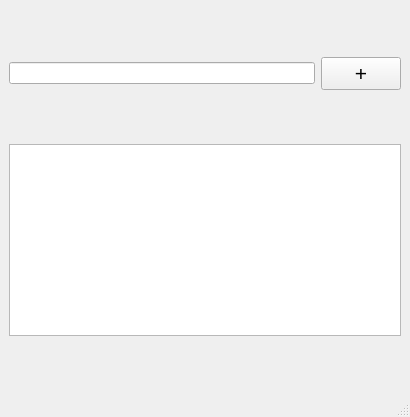
Old version of the form GUI/Assignment 22/main_window.ui in the repository Moein-Moatali-2006/Pylearn7.
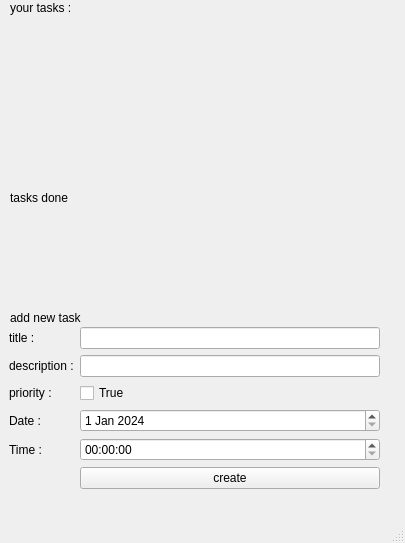
New version of the form.

```diff
--- a/GUI/Assignment 22/main_window.ui
+++ b/GUI/Assignment 22/main_window.ui
@@ -2,65 +2,177 @@
 <ui version="4.0">
  <class>MainWindow</class>
  <widget class="QMainWindow" name="MainWindow">
+  <property name="enabled">
+   <bool>true</bool>
+  </property>
   <property name="geometry">
    <rect>
     <x>0</x>
     <y>0</y>
-    <width>410</width>
-    <height>417</height>
+    <width>405</width>
+    <height>543</height>
    </rect>
   </property>
   <property name="windowTitle">
    <string>MainWindow</string>
   </property>
   <widget class="QWidget" name="centralwidget">
-   <layout class="QVBoxLayout" name="verticalLayout">
-    <item>
-     <layout class="QGridLayout" name="gl_tasks"/>
-    </item>
-    <item>
-     <layout class="QHBoxLayout" name="horizontalLayout">
-      <item>
-       <widget class="QLineEdit" name="tb_new_task_title">
-        <property name="sizePolicy">
-         <sizepolicy hsizetype="Preferred" vsizetype="Fixed">
-          <horstretch>0</horstretch>
-          <verstretch>0</verstretch>
-         </sizepolicy>
-        </property>
-       </widget>
-      </item>
-      <item>
-       <widget class="QPushButton" name="btn_new_task">
-        <property name="sizePolicy">
-         <sizepolicy hsizetype="Maximum" vsizetype="Fixed">
-          <horstretch>0</horstretch>
-          <verstretch>0</verstretch>
-         </sizepolicy>
-        </property>
-        <property name="font">
-         <font>
-          <pointsize>16</pointsize>
-         </font>
-        </property>
-        <property name="text">
-         <string>+</string>
-        </property>
-       </widget>
-      </item>
-     </layout>
-    </item>
-    <item>
-     <widget class="QTextEdit" name="tb_new_task_description">
-      <property name="sizePolicy">
-       <sizepolicy hsizetype="Minimum" vsizetype="Maximum">
-        <horstretch>0</horstretch>
-        <verstretch>0</verstretch>
-       </sizepolicy>
-      </property>
-     </widget>
-    </item>
-   </layout>
+   <widget class="QLabel" name="lbl_add_task">
+    <property name="geometry">
+     <rect>
+      <x>10</x>
+      <y>310</y>
+      <width>75</width>
+      <height>16</height>
+     </rect>
+    </property>
+    <property name="text">
+     <string>add new task :</string>
+    </property>
+   </widget>
+   <widget class="QWidget" name="gridLayoutWidget">
+    <property name="geometry">
+     <rect>
+      <x>9</x>
+      <y>327</y>
+      <width>371</width>
+      <height>164</height>
+     </rect>
+    </property>
+    <layout class="QGridLayout" name="gridLayout">
+     <item row="2" column="0">
+      <widget class="QLabel" name="lbl_priority">
+       <property name="text">
+        <string>priority :</string>
+       </property>
+      </widget>
+     </item>
+     <item row="5" column="3">
+      <widget class="QPushButton" name="btn_creat">
+       <property name="text">
+        <string>create</string>
+       </property>
+      </widget>
+     </item>
+     <item row="0" column="0">
+      <widget class="QLabel" name="lbl_title">
+       <property name="text">
+        <string>title :</string>
+       </property>
+      </widget>
+     </item>
+     <item row="3" column="3">
+      <widget class="QDateEdit" name="date">
+       <property name="dateTime">
+        <datetime>
+         <hour>0</hour>
+         <minute>0</minute>
+         <second>0</second>
+         <year>2024</year>
+         <month>1</month>
+         <day>1</day>
+        </datetime>
+       </property>
+      </widget>
+     </item>
+     <item row="4" column="0">
+      <widget class="QLabel" name="lbl_time">
+       <property name="text">
+        <string>Time :</string>
+       </property>
+      </widget>
+     </item>
+     <item row="0" column="3">
+      <widget class="QLineEdit" name="txt_title"/>
+     </item>
+     <item row="3" column="0">
+      <widget class="QLabel" name="lbl_date">
+       <property name="text">
+        <string>Date :</string>
+       </property>
+      </widget>
+     </item>
+     <item row="4" column="3">
+      <widget class="QTimeEdit" name="time"/>
+     </item>
+     <item row="2" column="3">
+      <widget class="QCheckBox" name="check_priority">
+       <property name="text">
+        <string>True</string>
+       </property>
+      </widget>
+     </item>
+     <item row="1" column="0">
+      <widget class="QLabel" name="lbl_description">
+       <property name="text">
+        <string>description :</string>
+       </property>
+      </widget>
+     </item>
+     <item row="1" column="3">
+      <widget class="QLineEdit" name="txt_description"/>
+     </item>
+    </layout>
+   </widget>
+   <widget class="QLabel" name="lbl_done">
+    <property name="geometry">
+     <rect>
+      <x>10</x>
+      <y>190</y>
+      <width>62</width>
+      <height>16</height>
+     </rect>
+    </property>
+    <property name="text">
+     <string>tasks done :</string>
+    </property>
+   </widget>
+   <widget class="QLabel" name="lbl_my_tasks">
+    <property name="geometry">
+     <rect>
+      <x>10</x>
+      <y>0</y>
+      <width>71</width>
+      <height>16</height>
+     </rect>
+    </property>
+    <property name="text">
+     <string>your tasks :</string>
+    </property>
+   </widget>
+   <widget class="QWidget" name="gridLayoutWidget_2">
+    <property name="geometry">
+     <rect>
+      <x>10</x>
+      <y>110</y>
+      <width>381</width>
+      <height>81</height>
+     </rect>
+    </property>
+    <layout class="QGridLayout" name="show_tasks"/>
+   </widget>
+   <widget class="QWidget" name="gridLayoutWidget_3">
+    <property name="geometry">
+     <rect>
+      <x>10</x>
+      <y>210</y>
+      <width>381</width>
+      <height>101</height>
+     </rect>
+    </property>
+    <layout class="QGridLayout" name="show_done"/>
+   </widget>
+   <widget class="QWidget" name="gridLayoutWidget_4">
+    <property name="geometry">
+     <rect>
+      <x>10</x>
+      <y>20</y>
+      <width>381</width>
+      <height>81</height>
+     </rect>
+    </property>
+    <layout class="QGridLayout" name="show_tasks_important"/>
+   </widget>
   </widget>
   <widget class="QMenuBar" name="menubar">
    <property name="geometry">
```
Left out of the diff: 2 changed lines with no effect on the pictures.
